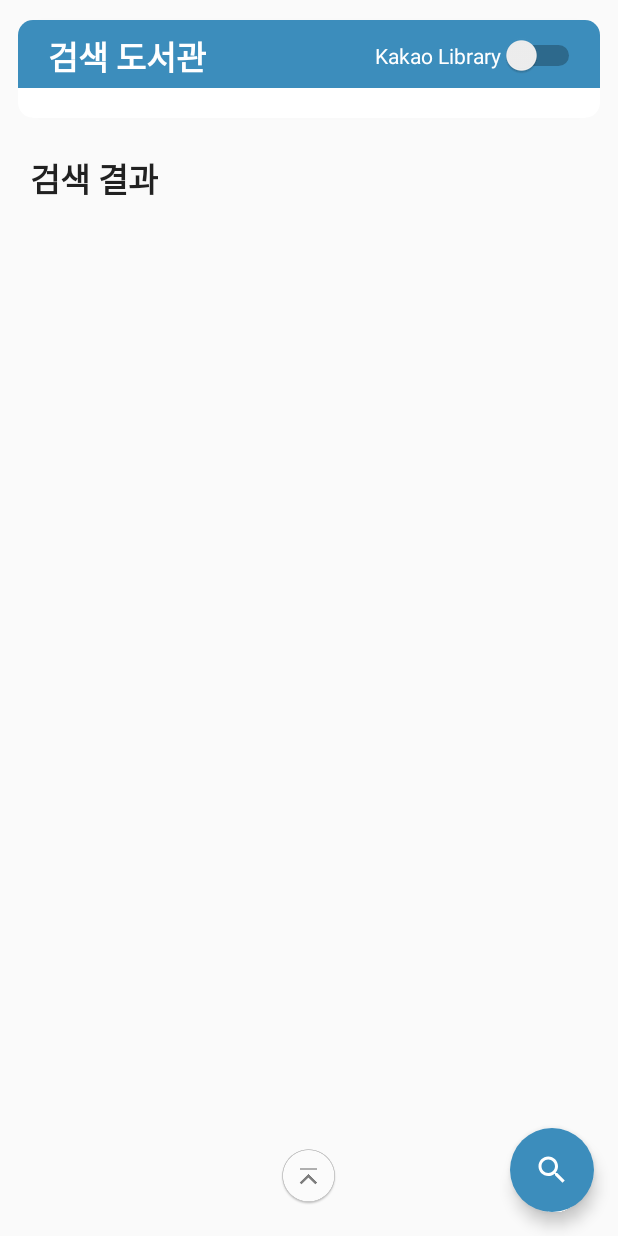
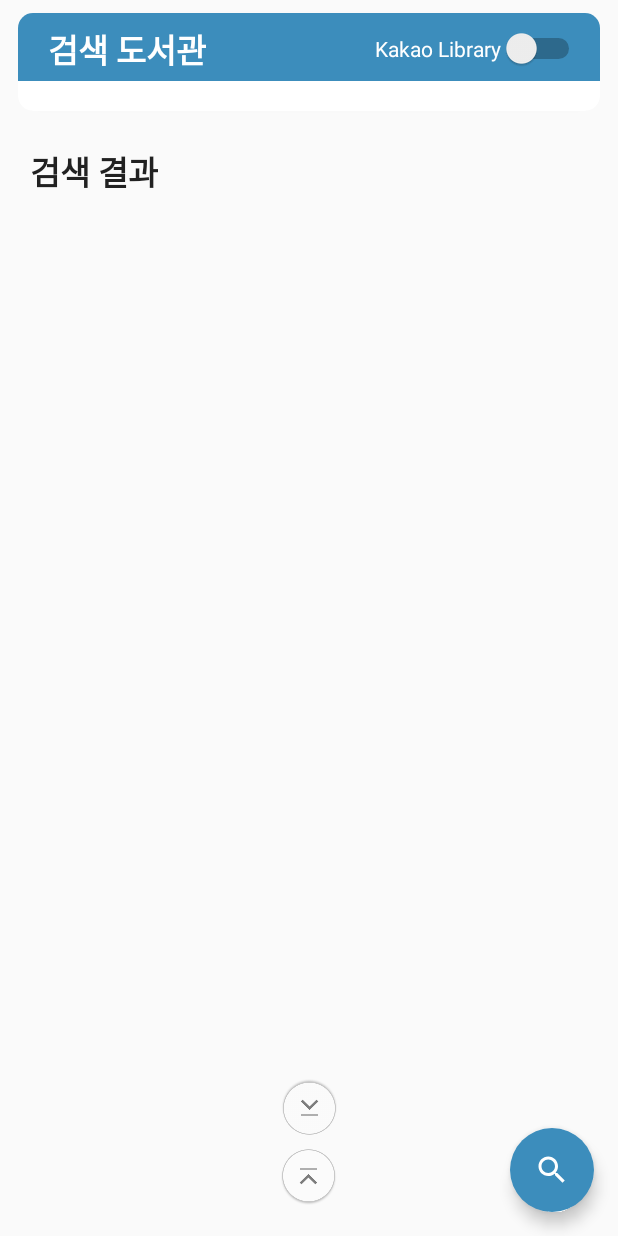
Before and after one commit to strawberryit/BookHolic, an Android app: the layout activity_main.xml on its own in the app's theme, with its tools: preview values and no code run, on a phone screen of 412 x 824 dp. Run offline under Robolectric (Android 15) with nearby library versions, the phone set to English and light mode, and no system bars.

Commit message:
update: 바닥으로 스크롤 버튼 추가

```diff
--- a/app/src/main/java/pe/andy/bookholic/MainActivity.kt
+++ b/app/src/main/java/pe/andy/bookholic/MainActivity.kt
@@ -13,7 +13,7 @@ import pe.andy.bookholic.model.SortBy
 import pe.andy.bookholic.service.BookSearchService
 import pe.andy.bookholic.ui.BookRecyclerList
 import pe.andy.bookholic.ui.LibraryRecyclerList
-import pe.andy.bookholic.ui.ScrollToTopButton
+import pe.andy.bookholic.ui.ScrollVerticalButton
 import pe.andy.bookholic.ui.SearchDoneSnackBar
 
 class MainActivity : AppCompatActivity() {
@@ -21,7 +21,7 @@ class MainActivity : AppCompatActivity() {
 
     lateinit var libraryRecyclerList: LibraryRecyclerList
     lateinit var bookRecyclerList: BookRecyclerList
-    lateinit var scrollToTopButton: ScrollToTopButton
+    lateinit var scrollVerticalButton: ScrollVerticalButton
     lateinit var searchDoneSnackBar: SearchDoneSnackBar
     lateinit var searchView: SearchView
 
@@ -37,7 +37,7 @@ class MainActivity : AppCompatActivity() {
         libraryRecyclerList = LibraryRecyclerList(mBinding, searchService)
         bookRecyclerList = BookRecyclerList(mBinding, searchService)
 
-        scrollToTopButton = ScrollToTopButton(mBinding)
+        scrollVerticalButton = ScrollVerticalButton(mBinding)
         searchDoneSnackBar = SearchDoneSnackBar(mBinding)
 
         mBinding.fab.setOnClickListener {
--- /dev/null
+++ b/app/src/main/res/drawable/go_to_bottom.xml
@@ -0,0 +1,8 @@
+<?xml version="1.0" encoding="utf-8"?>
+<rotate xmlns:android="http://schemas.android.com/apk/res/android"
+    android:fromDegrees="180"
+    android:toDegrees="0"
+    android:drawable="@drawable/go_to_top"
+    >
+
+</rotate>
--- a/app/src/main/res/layout/activity_main.xml
+++ b/app/src/main/res/layout/activity_main.xml
@@ -16,11 +16,12 @@
             android:id="@+id/nestedScrollView"
             android:layout_width="match_parent"
             android:layout_height="match_parent"
-            android:paddingVertical="10dp"
+            android:paddingVertical="5dp"
             android:scrollbars="vertical"
             >
 
             <androidx.constraintlayout.widget.ConstraintLayout
+                android:id="@+id/scroll_view_content"
                 android:layout_width="match_parent"
                 android:layout_height="match_parent"
                 android:paddingBottom="15dp"
@@ -162,6 +163,18 @@
         </androidx.core.widget.NestedScrollView>
 
         <ImageView
+            android:id="@+id/go_to_bottom"
+            android:layout_width="wrap_content"
+            android:layout_height="wrap_content"
+            android:src="@drawable/go_to_bottom"
+            android:layout_marginBottom="5dp"
+
+            app:layout_constraintStart_toStartOf="parent"
+            app:layout_constraintEnd_toEndOf="parent"
+            app:layout_constraintBottom_toTopOf="@id/go_to_top"
+            />
+
+        <ImageView
             android:id="@+id/go_to_top"
             android:layout_width="wrap_content"
             android:layout_height="wrap_content"
```
Also changed, not shown: app/src/main/java/pe/andy/bookholic/ui/ScrollVerticalButton.kt (renamed from app/src/main/java/pe/andy/bookholic/ui/ScrollToTopButton.kt, +28 -10 lines).
